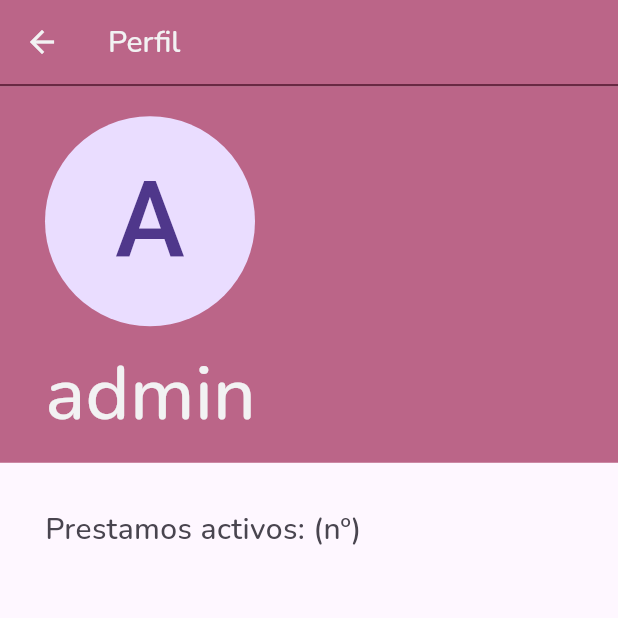
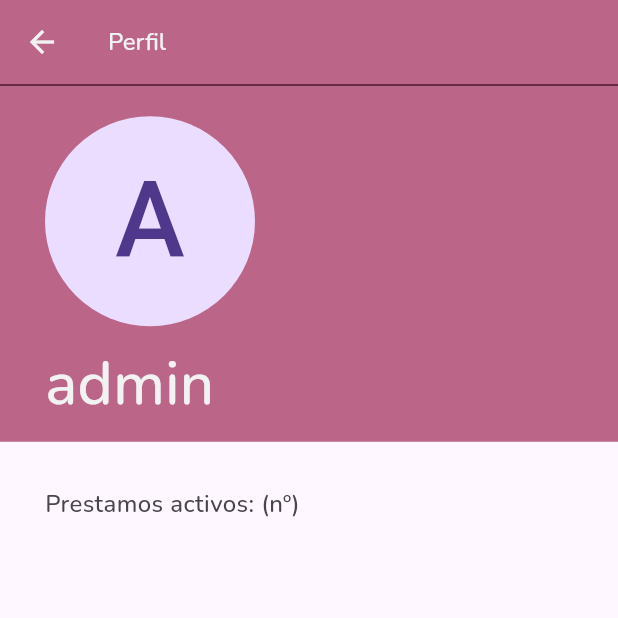
Before and after one commit to AlejandroVerdejo/tfg, a Flutter app: the screen it shows after launch, in the side drawer, after a tap on "Perfil", on a phone screen of 412 x 824 dp, the top half of it. Run offline on Flutter 3.47's test engine with Material 3 defaults, Android fonts, the phone set to English and light mode, and no system bars; our stand-ins replace google_fonts.

Commit message:
V-0.1 (1/10/2024
Ajustes al tamaño de los elementos en dispositivos moviles

```diff
--- a/lib/screens/homescreen.dart
+++ b/lib/screens/homescreen.dart
@@ -1,8 +1,11 @@
+import 'dart:io';
+import 'package:flutter/foundation.dart';
 import 'package:flutter/material.dart';
 import 'package:tfg_library/conf.dart';
 import 'package:tfg_library/styles.dart';
 import 'package:tfg_library/widgets/sidemenu/sidemenu.dart';
 import 'package:tfg_library/widgets/text/bartext.dart';
+import 'package:tfg_library/widgets/text/normaltext.dart';
 
 class HomeScreen extends StatefulWidget {
   const HomeScreen({super.key, required this.user});
@@ -18,6 +21,22 @@ class _HomeScreenState extends State<HomeScreen> {
   Widget build(BuildContext context) {
     var user = widget.user;
 
+    String platform = "";
+
+    if (kIsWeb) {
+      platform = "Browser";
+    } else {
+      if (Platform.isAndroid) {
+        platform = "Android";
+      }
+      if (Platform.isWindows) {
+        platform = "Windows";
+      }
+      if (Platform.isFuchsia) {
+        platform = "Fuchsia";
+      }
+    }
+
     return Scaffold(
         appBar: AppBar(
           bottom: PreferredSize(
@@ -32,6 +51,6 @@ class _HomeScreenState extends State<HomeScreen> {
         ),
         drawer: SideMenu(user: user),
         backgroundColor: colors[settings["theme"]]["mainBackgroundColor"],
-        body: ListView());
+        body: NormalText(text: platform));
   }
 }
--- a/lib/styles.dart
+++ b/lib/styles.dart
@@ -1,3 +1,6 @@
+import 'dart:io';
+
+import 'package:flutter/foundation.dart';
 import 'package:flutter/material.dart';
 import 'package:google_fonts/google_fonts.dart';
 
@@ -32,36 +35,38 @@ const Map<String, dynamic> colors = {
   },
 };
 
+// !kIsWeb && Platform.isAndroid ? Android : !Android
+
 Map<String, dynamic> styles = {
   "light": {
     "normalTextStyle": GoogleFonts.nunito(
       fontWeight: FontWeight.w500,
-      fontSize: 20,
+      fontSize: !kIsWeb && Platform.isAndroid ? 16 : 20,
       color: colors["light"]["mainTextColor"],
     ),
     "headerTextStyle": GoogleFonts.nunito(
       fontWeight: FontWeight.w500,
-      fontSize: 50,
+      fontSize: !kIsWeb && Platform.isAndroid ? 40 : 50,
       color: colors["light"]["headerTextColor"],
     ),
     "barTextStyle": GoogleFonts.nunito(
       fontWeight: FontWeight.w500,
-      fontSize: 20,
+      fontSize: !kIsWeb && Platform.isAndroid ? 16 : 20,
       color: colors["light"]["barTextColor"],
     ),
     "descriptionRichTextStyle": GoogleFonts.nunito(
       fontWeight: FontWeight.w500,
-      fontSize: 16,
+      fontSize: !kIsWeb && Platform.isAndroid ? 14 : 16,
       color: colors["light"]["mainTextColor"],
     ),
     "loginTextStyle": GoogleFonts.nunito(
       fontWeight: FontWeight.w500,
-      fontSize: 50,
+      fontSize: !kIsWeb && Platform.isAndroid ? 40 : 50,
       color: colors["light"]["mainTextColor"],
     ),
     "sideMenuTextStyle": GoogleFonts.nunito(
       fontWeight: FontWeight.w600,
-      fontSize: 16,
+      fontSize: !kIsWeb && Platform.isAndroid ? 14 : 16,
       color: colors["light"]["mainTextColor"],
     ),
   },
--- a/lib/widgets/catalog/booklistelement.dart
+++ b/lib/widgets/catalog/booklistelement.dart
@@ -1,5 +1,7 @@
 import 'dart:developer';
+import 'dart:io';
 
+import 'package:flutter/foundation.dart';
 import 'package:flutter/material.dart';
 import 'package:tfg_library/widgets/text/descriptionrichtext.dart';
 import 'package:tfg_library/widgets/text/normaltext.dart';
@@ -26,7 +28,7 @@ class BookListElement extends StatelessWidget {
                   children: [
                     Image.asset(
                       "assets/images/book.png",
-                      width: 200,
+                      width: !kIsWeb && Platform.isAndroid ? 100 : 200,
                     ),
                     Column(
                       crossAxisAlignment: CrossAxisAlignment.start,
@@ -46,7 +48,7 @@ class BookListElement extends StatelessWidget {
                     )
                   ],
                 ),
-                DescriptionRichText(text: book["description"])
+                DescriptionRichText(text: book["description"]),
               ],
             ),
           ),
```
Also changed, not shown: lib/main.dart (+6 -2 lines).
